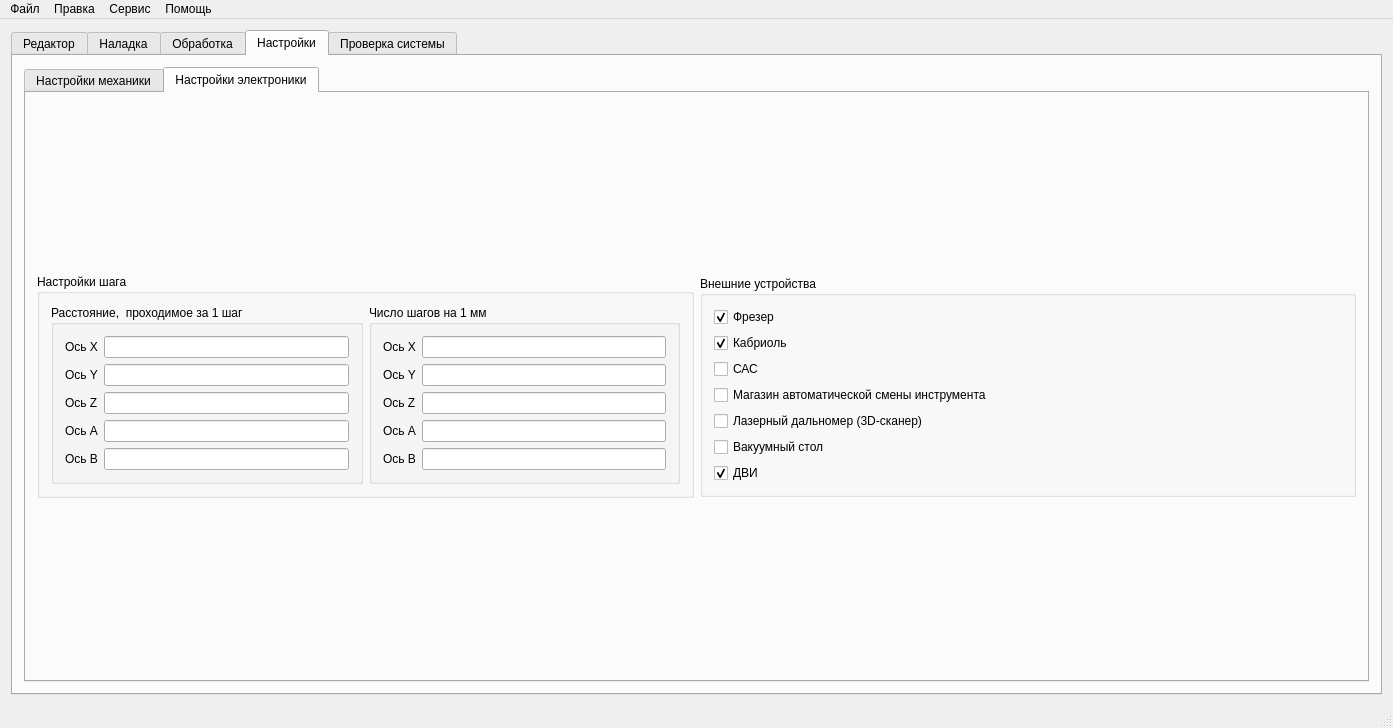
Old version of the form KAMEditor/gui/mainwindow.ui in the repository Xtail96/SML.
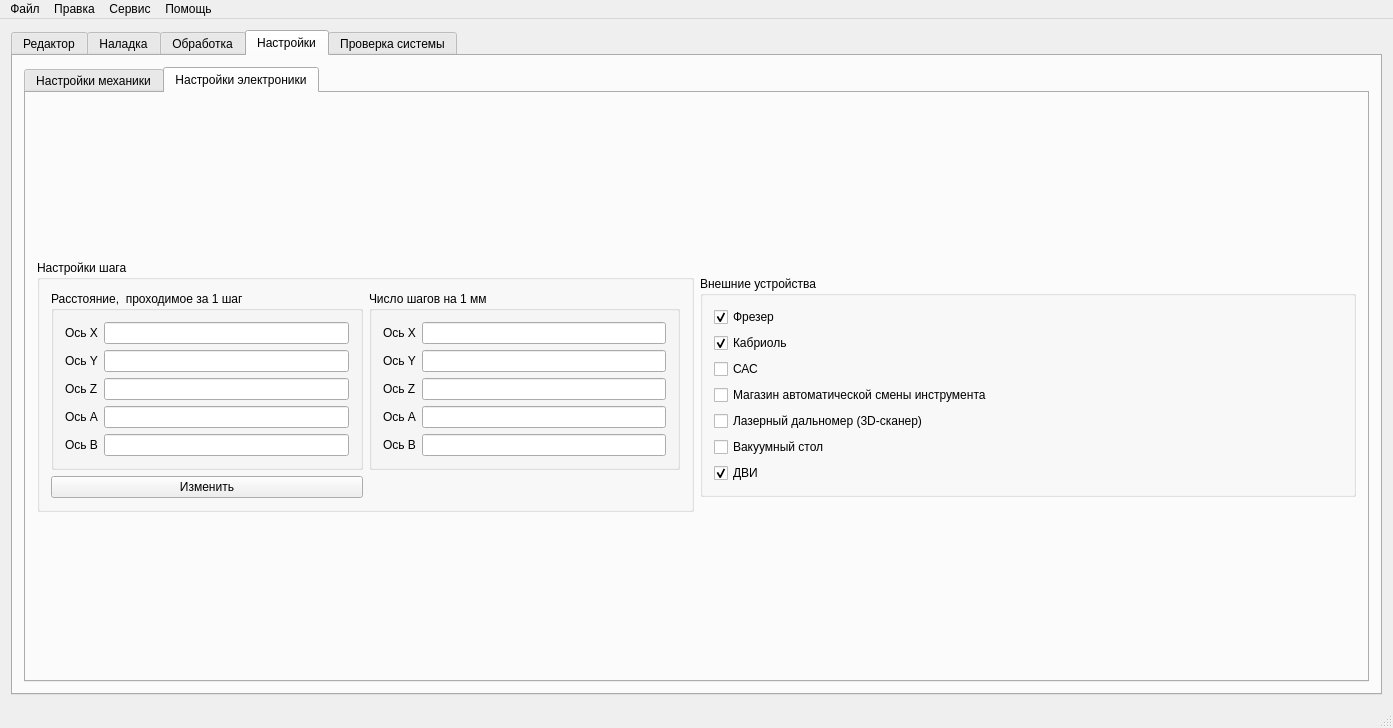
New version of the form. The open tabs and pages were chosen to show the change. Icons and pictures are not drawn.

What changed in the file:
```diff
--- a/KAMEditor/gui/mainwindow.ui
+++ b/KAMEditor/gui/mainwindow.ui
@@ -4547,8 +4547,8 @@
               <property name="title">
                <string>Настройки шага</string>
               </property>
-              <layout class="QHBoxLayout" name="horizontalLayout_4">
-               <item>
+              <layout class="QGridLayout" name="gridLayout_17">
+               <item row="0" column="1">
                 <widget class="QGroupBox" name="groupBox_11">
                  <property name="sizePolicy">
                   <sizepolicy hsizetype="Preferred" vsizetype="Fixed">
@@ -4613,7 +4613,7 @@
                  </layout>
                 </widget>
                </item>
-               <item>
+               <item row="0" column="2">
                 <widget class="QGroupBox" name="groupBox_10">
                  <property name="sizePolicy">
                   <sizepolicy hsizetype="Preferred" vsizetype="Fixed">
@@ -4678,6 +4678,13 @@
                  </layout>
                 </widget>
                </item>
+               <item row="1" column="1">
+                <widget class="QPushButton" name="pushButton_2">
+                 <property name="text">
+                  <string>Изменить</string>
+                 </property>
+                </widget>
+               </item>
               </layout>
              </widget>
             </item>
```
Left out of the diff: 124 changed lines with no effect on the pictures.
